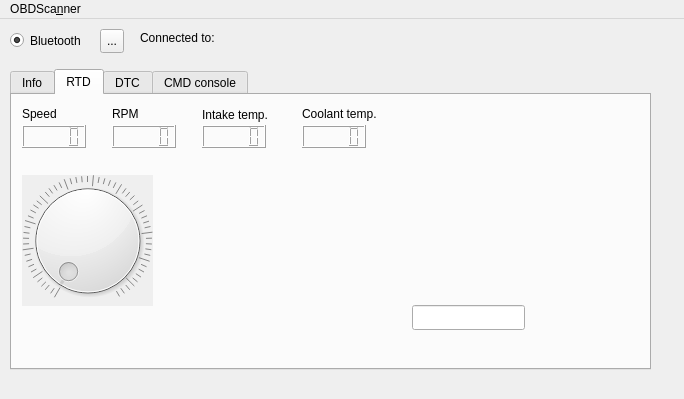
This is obdscanner.ui in miiiiichal/OBDScanner as Qt 5 draws it before an edit. The edited form follows.
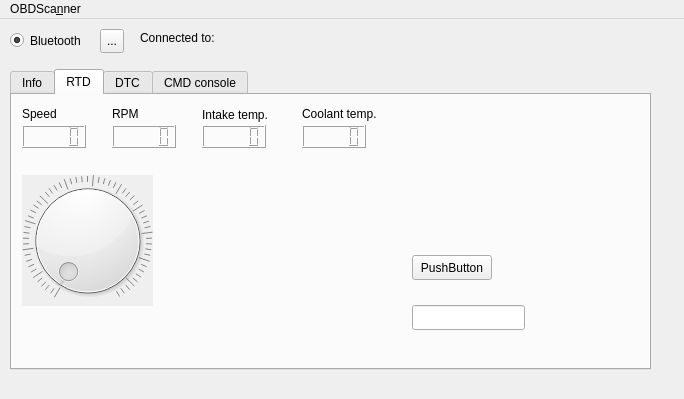
This is the edited form. The open tabs and pages were chosen to show the change.

Patch:
```diff
--- a/obdscanner.ui
+++ b/obdscanner.ui
@@ -263,6 +263,19 @@
        </rect>
       </property>
      </widget>
+     <widget class="QPushButton" name="pushButton">
+      <property name="geometry">
+       <rect>
+        <x>400</x>
+        <y>160</y>
+        <width>80</width>
+        <height>25</height>
+       </rect>
+      </property>
+      <property name="text">
+       <string>PushButton</string>
+      </property>
+     </widget>
     </widget>
     <widget class="QWidget" name="dtc_tab">
      <attribute name="title">
```
Left out of the diff: 4 changed lines with no effect on the pictures.
